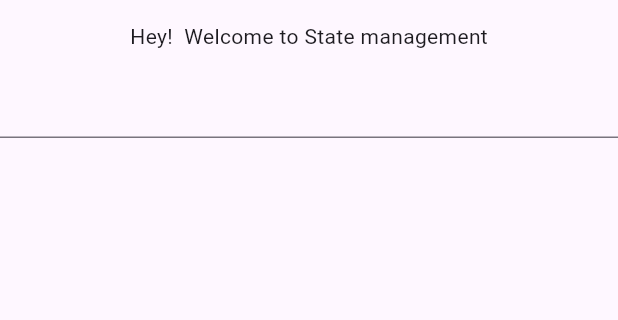
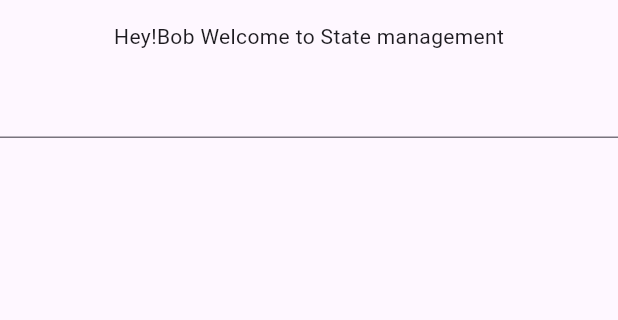
Before and after one commit to kwame70/Riverpod, a Flutter app: the screen it shows after launch, on a phone screen of 412 x 824 dp, the part 63-383 px from its top. Run offline on Flutter 3.47's test engine with Material 3 defaults, Android fonts, the phone set to English and light mode, and no system bars; our stand-ins replace flutter_riverpod.

```diff
--- a/lib/home_screen.dart
+++ b/lib/home_screen.dart
@@ -25,6 +25,8 @@ class HomeScreen extends StatelessWidget {
         // final name = ref.watch(nameProvider) ?? "";
 
         final user = ref.watch(userProvider);
+        // final user = ref.watch(userProvider.select((value) => value.name));-
+        // rebuilds widgets only when a particular property is changed.
         return Center(
           child: Column(
             children: [
--- a/lib/main.dart
+++ b/lib/main.dart
@@ -13,11 +13,10 @@ final greetingsProvider =
 
 final nameProvider = StateProvider<String?>((ref) => " ");
 
-final userProvider = StateNotifierProvider<UserNotifier, User>(
-  (ref) => UserNotifier(
-    (const User(name: " ", age: 12)),
-  ),
-);
+final userProvider =
+    StateNotifierProvider<UserNotifier, User>((ref) => UserNotifier(
+          (const User(name: "Bob", age: 12)),
+        ));
 
 // final userNameProvider = StateNotifierProvider<UserName, String>(
 //   (ref) => UserName(""),
```
